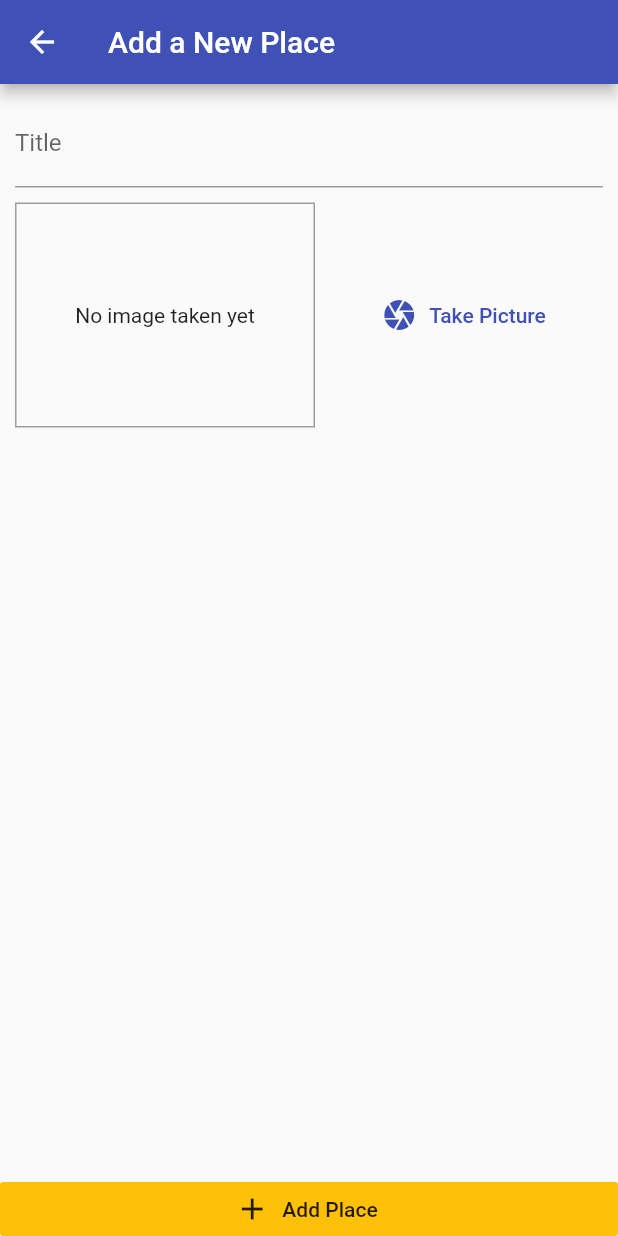
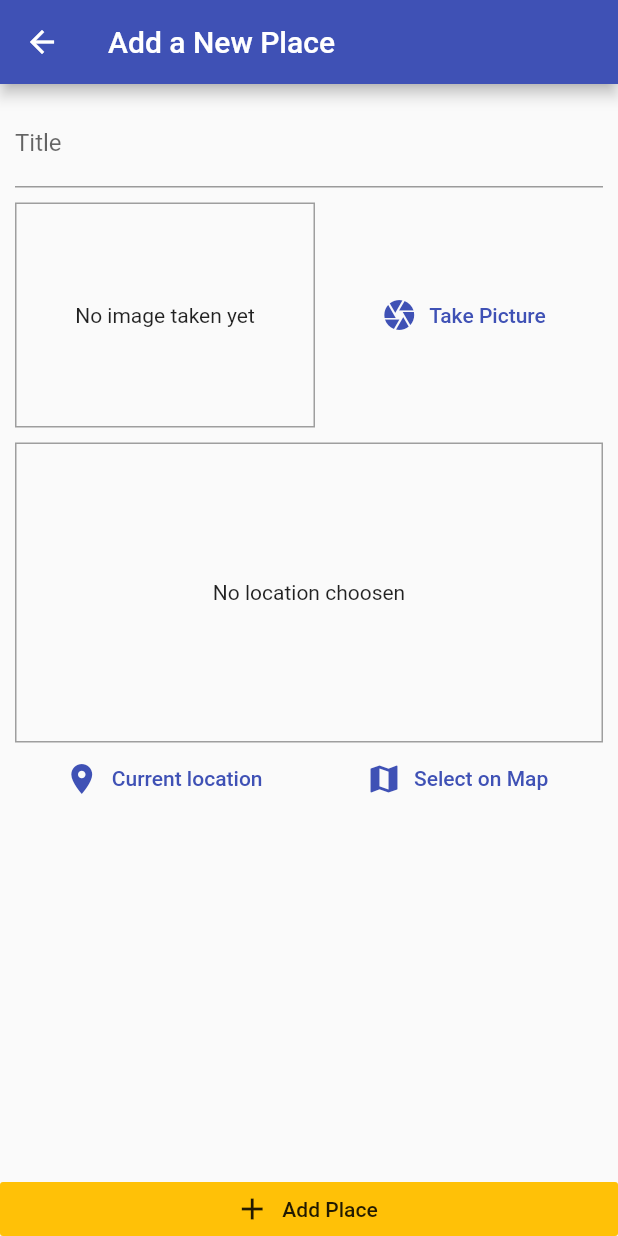
Before and after one commit to ShuvranilSaha/Great_place_app, a Flutter app: the AddPlaceScreen screen opened by its route, on a phone screen of 412 x 824 dp. Run offline on Flutter 3.47's test engine with Material 2 defaults, Android fonts, the phone set to English and light mode, and no system bars; our stand-ins replace image_picker, location, sqflite; accounts and stored records are empty.

Commit message:
Added location static map implementaio

```diff
--- /dev/null
+++ b/lib/helpers/location_helper.dart
@@ -0,0 +1,8 @@
+const GOOGLE_API_KEY = 'AIzaSyBnQRHilLBfNA0A8-uz6z-VPOvIbfhUh7M';
+
+class LocationHelper {
+  static String generateLocationPreviewImage(
+      {double latitude, double longitude}) {
+    return 'https://maps.googleapis.com/maps/api/staticmap?center=$latitude,$longitude&zoom=13&size=600x300&maptype=roadmap&markers=color:blue%7Clabel:S%7C$latitude,$longitude&markers=color:green%7Clabel:G%7C$latitude,$longitude&markers=color:red%7Clabel:C%7C$latitude,$longitude&key=$GOOGLE_API_KEY';
+  }
+}
--- a/lib/screens/add_place_screen.dart
+++ b/lib/screens/add_place_screen.dart
@@ -1,4 +1,5 @@
 import 'package:flutter/material.dart';
+import 'package:great_place_app/widgets/location_input.dart';
 import 'dart:io';
 import '../widgets/image_input.dart';
 import 'package:provider/provider.dart';
@@ -49,7 +50,9 @@ class _AddPlaceScreenState extends State<AddPlaceScreen> {
                   SizedBox(
                     height: 10,
                   ),
-                  ImageInput(_selectImage)
+                  ImageInput(_selectImage),
+                  SizedBox(height: 10,),
+                  LocationInput()
                 ],
               ),
             ),
--- /dev/null
+++ b/lib/widgets/location_input.dart
@@ -0,0 +1,63 @@
+import 'package:flutter/material.dart';
+import 'package:great_place_app/helpers/location_helper.dart';
+import 'package:location/location.dart';
+
+class LocationInput extends StatefulWidget {
+  @override
+  _LocationInputState createState() => _LocationInputState();
+}
+
+class _LocationInputState extends State<LocationInput> {
+  String _previewImageUrl;
+
+  Future<void> _getUserLocation() async {
+    final locationData = await Location().getLocation();
+    final staticMapImageUrl = LocationHelper.generateLocationPreviewImage(
+        latitude: locationData.latitude, longitude: locationData.longitude);
+    setState(() {
+      _previewImageUrl = staticMapImageUrl;
+    });
+  }
+
+  @override
+  Widget build(BuildContext context) {
+    return Column(
+      children: [
+        Container(
+          height: 200,
+          width: double.infinity,
+          alignment: Alignment.center,
+          decoration:
+              BoxDecoration(border: Border.all(width: 1, color: Colors.grey)),
+          child: _previewImageUrl == null
+              ? Text(
+                  'No location choosen',
+                  textAlign: TextAlign.center,
+                )
+              : Image.network(
+                  _previewImageUrl,
+                  fit: BoxFit.cover,
+                  width: double.infinity,
+                ),
+        ),
+        Row(
+          mainAxisAlignment: MainAxisAlignment.spaceAround,
+          children: [
+            FlatButton.icon(
+              onPressed: _getUserLocation,
+              icon: Icon(Icons.location_on),
+              label: Text('Current location'),
+              textColor: Theme.of(context).primaryColor,
+            ),
+            FlatButton.icon(
+              onPressed: () {},
+              icon: Icon(Icons.map),
+              label: Text('Select on Map'),
+              textColor: Theme.of(context).primaryColor,
+            ),
+          ],
+        )
+      ],
+    );
+  }
+}
--- a/pubspec.yaml
+++ b/pubspec.yaml
@@ -28,6 +28,7 @@ dependencies:
   path_provider: ^1.6.14
   path: ^1.7.0
   sqflite: ^1.3.1+1
+  location: ^3.0.2
 
 
   # The following adds the Cupertino Icons font to your application.
```
Also changed, not shown: pubspec.lock.
